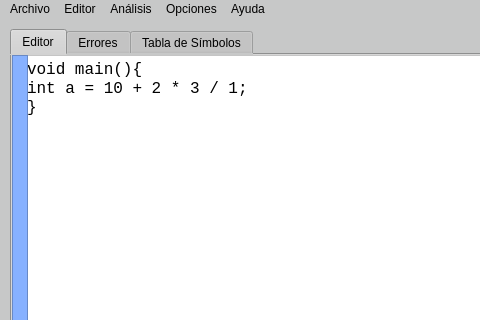
Qt form Proyecto1/mainwindow.ui (MelyzaRC/OLC2Proyecto2_201314821) before a commit; both pictures show x 0 to 480 and y 0 to 320 of the 1120 by 636 pixel window.
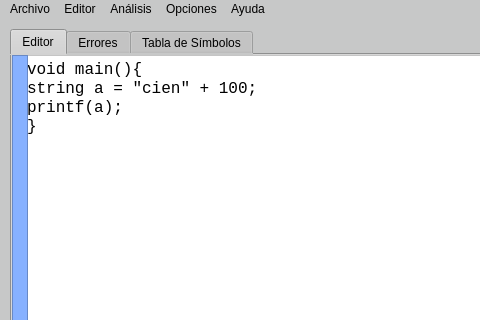
The same form after that commit.

Patch:
```diff
--- a/Proyecto1/mainwindow.ui
+++ b/Proyecto1/mainwindow.ui
@@ -111,7 +111,8 @@
       </property>
       <property name="plainText">
        <string>void main(){
-int a = 10 + 2 * 3 / 1;
+string a = &quot;cien&quot; + 100;
+printf(a);
 }</string>
       </property>
       <property name="placeholderText">
```
Left out of the diff: 2 changed lines with no effect on the pictures.
